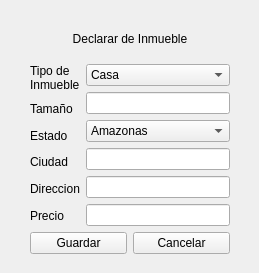
Before: the Qt Designer form tax_system/declarar_casa.ui in PR2-2018-Sec2/Project-Pr2, drawn with Qt 5.
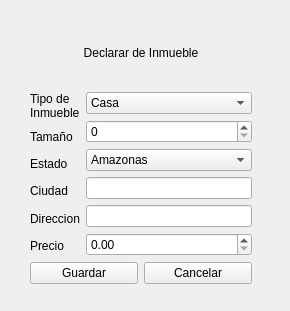
After: the same form once the commit is applied.

The edit to the form file:
```diff
--- a/tax_system/declarar_casa.ui
+++ b/tax_system/declarar_casa.ui
@@ -6,20 +6,20 @@
    <rect>
     <x>0</x>
     <y>0</y>
-    <width>259</width>
-    <height>273</height>
+    <width>290</width>
+    <height>311</height>
    </rect>
   </property>
   <property name="windowTitle">
    <string>Form</string>
   </property>
-  <widget class="QWidget" name="">
+  <widget class="QWidget" name="layoutWidget">
    <property name="geometry">
     <rect>
      <x>30</x>
      <y>20</y>
-     <width>200</width>
-     <height>234</height>
+     <width>222</width>
+     <height>264</height>
     </rect>
    </property>
    <layout class="QGridLayout" name="gridLayout">
@@ -124,7 +124,7 @@
          </widget>
         </item>
         <item>
-         <widget class="QLineEdit" name="lineEdit_tamano"/>
+         <widget class="QSpinBox" name="spinBox_tamanio"/>
         </item>
         <item>
          <widget class="QComboBox" name="comboBox_estado">
@@ -257,7 +257,11 @@
          <widget class="QLineEdit" name="lineEdit_direccion"/>
         </item>
         <item>
-         <widget class="QLineEdit" name="lineEdit_precio"/>
+         <widget class="QDoubleSpinBox" name="doubleSpinBox_price">
+          <property name="maximum">
+           <double>99999999.900000005960464</double>
+          </property>
+         </widget>
         </item>
        </layout>
       </item>
```
Left out of the diff: 14 changed lines with no effect on the pictures.
